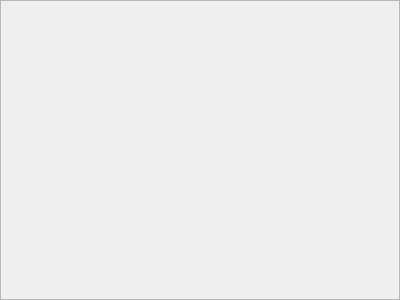
Before: the Qt Designer form T-Rex/Gui/editorframe.ui in michael-s92/rs15-26, drawn with Qt 5.
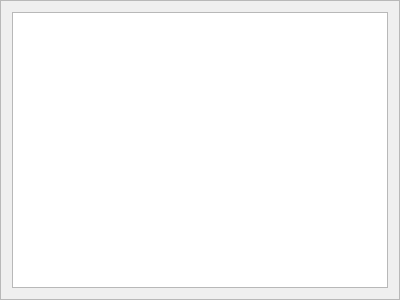
After: the same form once the commit is applied.

Patch:
```diff
--- a/T-Rex/Gui/editorframe.ui
+++ b/T-Rex/Gui/editorframe.ui
@@ -19,6 +19,14 @@
   <property name="frameShadow">
    <enum>QFrame::Raised</enum>
   </property>
+  <layout class="QVBoxLayout" name="verticalLayout" stretch="0,1">
+   <item>
+    <layout class="QHBoxLayout" name="topLayout"/>
+   </item>
+   <item>
+    <widget class="QPlainTextEdit" name="plainTextEdit"/>
+   </item>
+  </layout>
  </widget>
  <resources/>
  <connections/>
```
